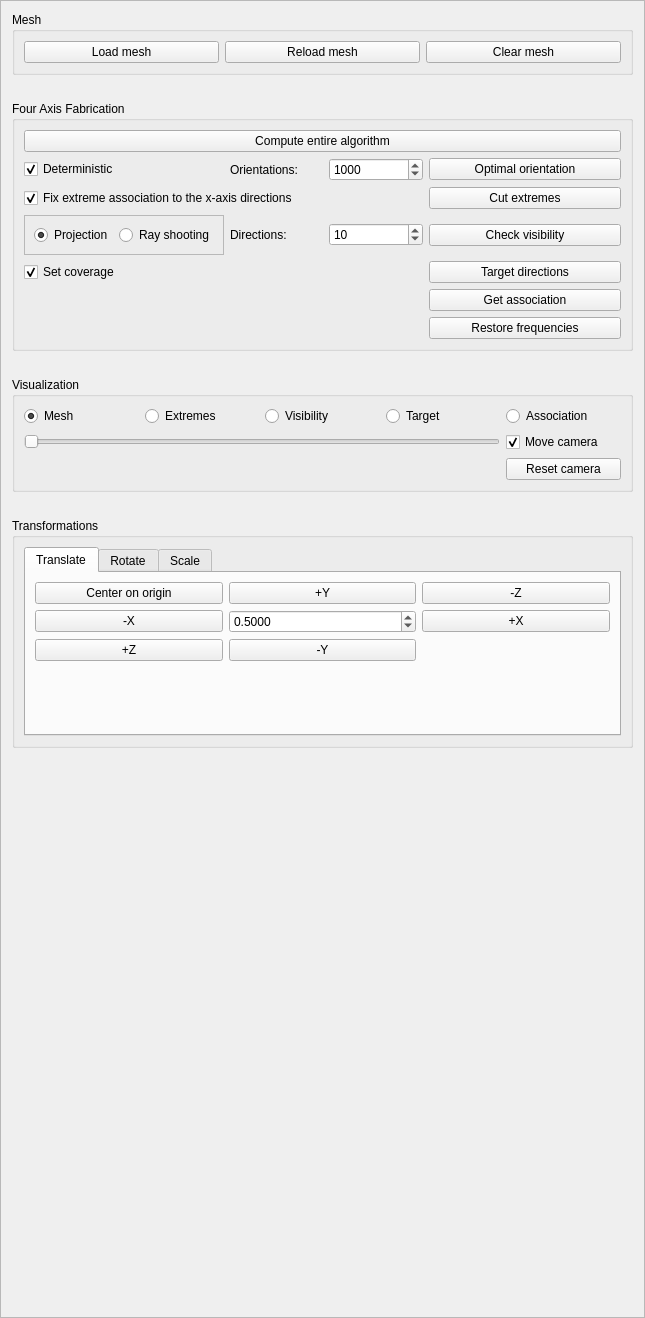
This is GUI/managers/fouraxisfabricationmanager.ui in cg3hci/4AxisMilling as Qt 5 draws it before an edit. The edited form follows.
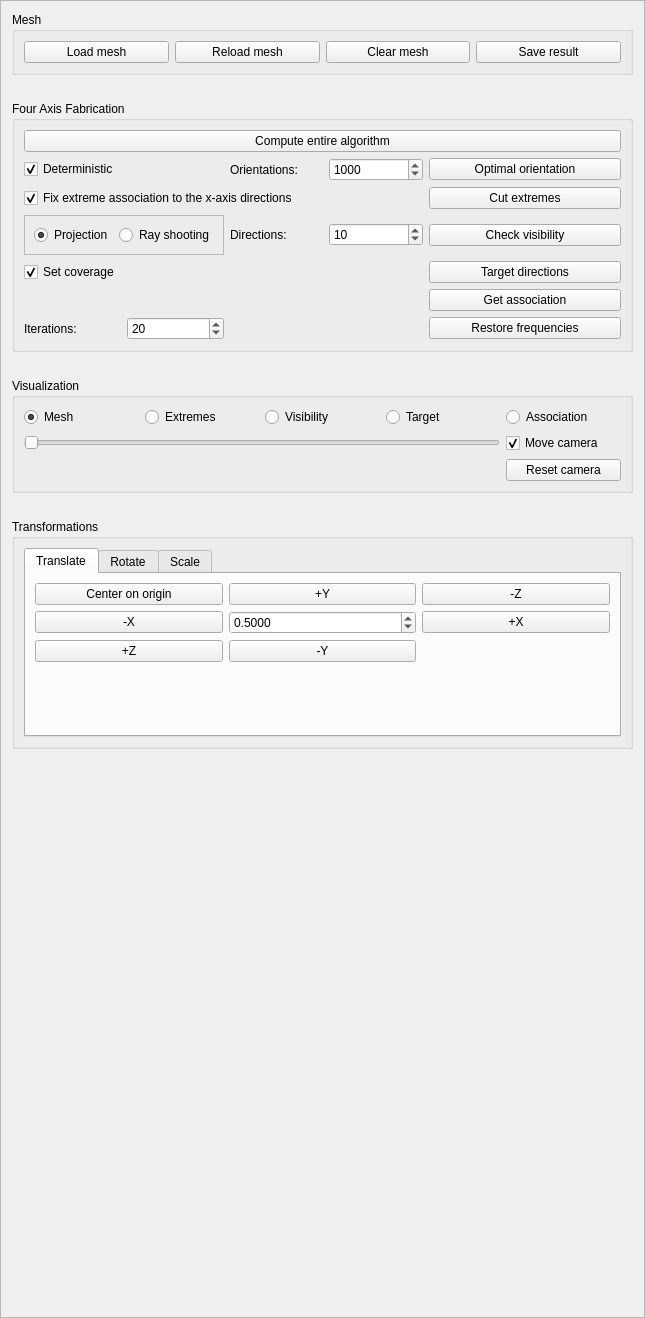
This is the edited form.

Diff of the .ui file:
```diff
--- a/GUI/managers/fouraxisfabricationmanager.ui
+++ b/GUI/managers/fouraxisfabricationmanager.ui
@@ -400,6 +400,13 @@
         </property>
        </widget>
       </item>
+      <item row="0" column="4">
+       <widget class="QPushButton" name="saveMeshButton">
+        <property name="text">
+         <string>Save result</string>
+        </property>
+       </widget>
+      </item>
      </layout>
     </widget>
    </item>
@@ -641,6 +648,26 @@
         </property>
        </widget>
       </item>
+      <item row="8" column="1">
+       <widget class="QLabel" name="nIterationsLabel">
+        <property name="text">
+         <string>Iterations:</string>
+        </property>
+       </widget>
+      </item>
+      <item row="8" column="2">
+       <widget class="QSpinBox" name="nIterationsSpinBox">
+        <property name="minimum">
+         <number>1</number>
+        </property>
+        <property name="maximum">
+         <number>1000</number>
+        </property>
+        <property name="value">
+         <number>20</number>
+        </property>
+       </widget>
+      </item>
      </layout>
     </widget>
    </item>
```
